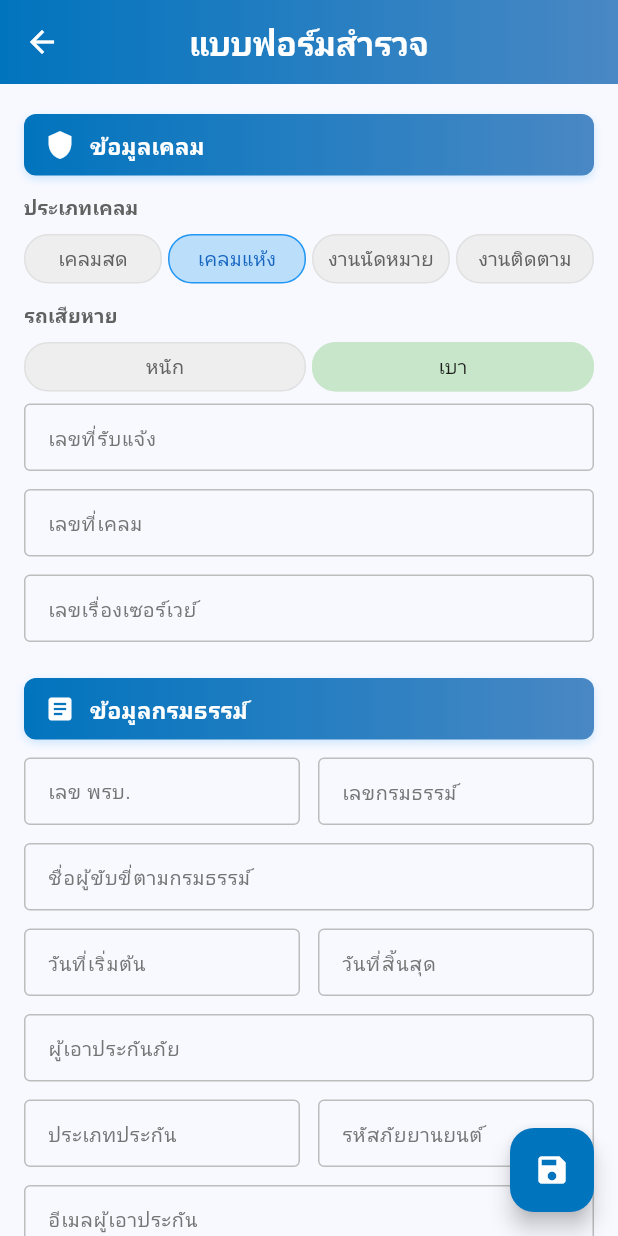
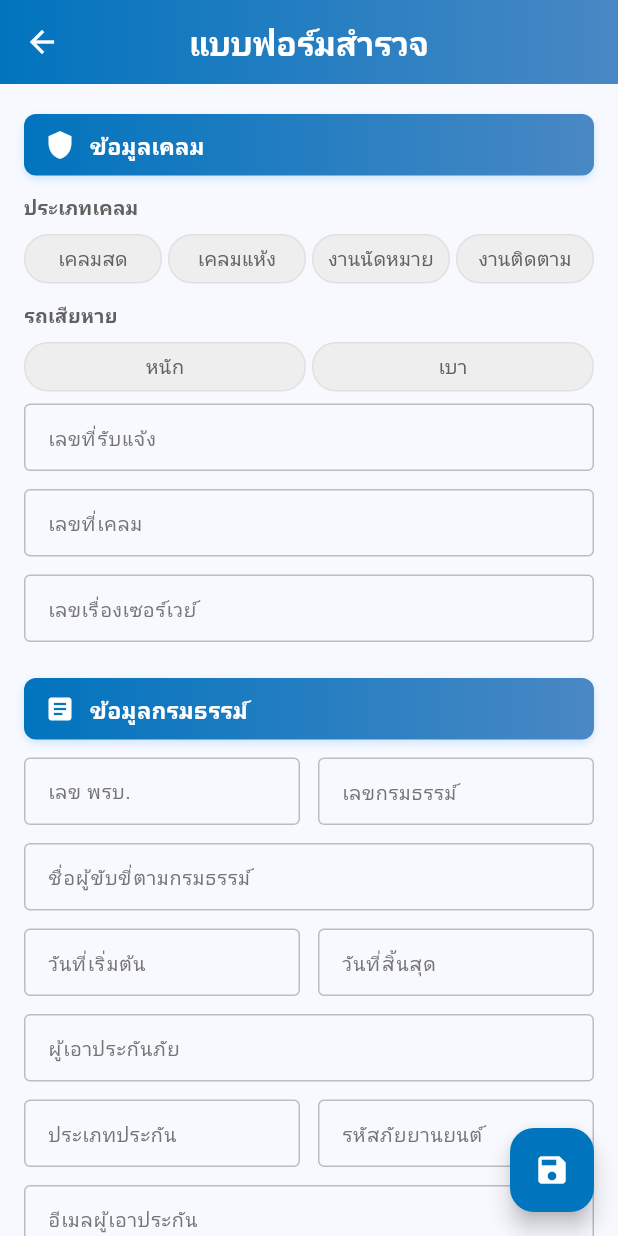
Before and after one commit to sesurvey-ai/projectSE, a Flutter app: the SurveyFormScreen screen opened directly with empty values, on a phone screen of 412 x 824 dp. Run offline on Flutter 3.47's test engine with Material 3 defaults, Android fonts, the phone set to English and light mode, and no system bars; our stand-ins replace dio, firebase_core, firebase_messaging, flutter_local_notifications, geolocator, go_router and 3 more; accounts and stored records are empty.

Commit message:
v1.5.12: update driver title and car type dropdowns, remove default selections
- Update driver title options: นาย, นาง, นางสาว, ด.ช., ด.ญ., คุณ (both mobile & web)
- Mobile: filter title by gender (M→นาย/ด.ช./คุณ, F→นาง/นางสาว/ด.ญ./คุณ)
- Mobile: remove default values for claim type, damage level, gender
- Update car type values to letter codes (A/E/M/T/V/W/O) with correct labels
- Add required * marker on claim type and damage level labels

Co-Authored-By: Claude Opus 4.6 (1M context) <noreply@anthropic.com>

```diff
--- a/mobile/lib/screens/survey_form_screen.dart
+++ b/mobile/lib/screens/survey_form_screen.dart
@@ -34,8 +34,8 @@ class _SurveyFormScreenState extends State<SurveyFormScreen> {
   final _surveyCompanyPhoneCtl = TextEditingController();
 
   // === เคลม ===
-  String _claimType = 'D';
-  String _damageLevel = 'เบา';
+  String _claimType = '';
+  String _damageLevel = '';
   bool _carLost = false;
   final _insuranceCompanyCtl = TextEditingController();
   final _insuranceBranchCtl = TextEditingController();
@@ -70,8 +70,8 @@ class _SurveyFormScreenState extends State<SurveyFormScreen> {
   final _modelNoCtl = TextEditingController();
 
   // === ผู้ขับขี่ ===
-  String _driverGender = 'M';
-  String _driverTitle = 'นาย';
+  String _driverGender = '';
+  String _driverTitle = '0';
   final _driverNameCtl = TextEditingController();
   final _driverLastnameCtl = TextEditingController();
   final _driverAgeCtl = TextEditingController();
@@ -189,8 +189,26 @@ class _SurveyFormScreenState extends State<SurveyFormScreen> {
       final ct = data['car_type'];
       _carType = (ct != null && const ['0','A','E','M','T','V','W','O'].contains(ct)) ? ct : _carType;
       _evType = data['ev_type'] ?? _evType;
-      _driverGender = data['driver_gender'] ?? _driverGender;
-      _driverTitle = data['driver_title'] ?? _driverTitle;
+      final dg = data['driver_gender'];
+      _driverGender = (dg != null && const ['M','F'].contains(dg)) ? dg : _driverGender;
+      final dt = data['driver_title'];
+      final validMale = ['นาย','ด.ช.','คุณ'];
+      final validFemale = ['นาง','นางสาว','ด.ญ.','คุณ'];
+      if (dt != null && const ['นาย','นาง','นางสาว','ด.ช.','ด.ญ.','คุณ'].contains(dt)) {
+        if (_driverGender == 'M' && validMale.contains(dt)) {
+          _driverTitle = dt;
+        } else if (_driverGender == 'F' && validFemale.contains(dt)) {
+          _driverTitle = dt;
+        } else if (_driverGender == '') {
+          _driverTitle = '0';
+        } else {
+          _driverTitle = _driverGender == 'M' ? 'นาย' : 'นางสาว';
+        }
+      } else {
+        if (_driverGender == 'M') _driverTitle = 'นาย';
+        else if (_driverGender == 'F') _driverTitle = 'นางสาว';
+        else _driverTitle = '0';
+      }
       _accFault = data['acc_fault'] ?? _accFault;
       _accFollowup = data['acc_followup'] ?? _accFollowup;
     });
@@ -509,19 +527,29 @@ class _SurveyFormScreenState extends State<SurveyFormScreen> {
                           ]),
                         ),
                         const SizedBox(width: 8),
-                        // คำนำหน้า
+                        // คำนำหน้า (กรองตามเพศ)
                         Expanded(
                           flex: 1,
                           child: DropdownButtonFormField<String>(
+                            key: ValueKey(_driverGender),
                             initialValue: _driverTitle,
                             decoration: const InputDecoration(labelText: 'คำนำหน้า', border: OutlineInputBorder(), contentPadding: EdgeInsets.symmetric(horizontal: 12, vertical: 12)),
-                            items: const [
-                              DropdownMenuItem(value: 'นาย', child: Text('นาย')),
-                              DropdownMenuItem(value: 'นาง', child: Text('นาง')),
-                              DropdownMenuItem(value: 'นางสาว', child: Text('นางสาว')),
-                              DropdownMenuItem(value: 'ด.ช.', child: Text('ด.ช.')),
-                              DropdownMenuItem(value: 'ด.ญ.', child: Text('ด.ญ.')),
-                            ],
+                            items: _driverGender == 'M'
+                              ? const [
+                                  DropdownMenuItem(value: 'นาย', child: Text('นาย')),
+                                  DropdownMenuItem(value: 'ด.ช.', child: Text('ด.ช.')),
+                                  DropdownMenuItem(value: 'คุณ', child: Text('คุณ')),
+                                ]
+                              : _driverGender == 'F'
+                              ? const [
+                                  DropdownMenuItem(value: 'นาง', child: Text('นาง')),
+                                  DropdownMenuItem(value: 'นางสาว', child: Text('นางสาว')),
+                                  DropdownMenuItem(value: 'ด.ญ.', child: Text('ด.ญ.')),
+                                  DropdownMenuItem(value: 'คุณ', child: Text('คุณ')),
+                                ]
+                              : const [
+                                  DropdownMenuItem(value: '0', child: Text('- คำนำหน้า -')),
+                                ],
                             onChanged: (v) => setState(() => _driverTitle = v!),
                           ),
                         ),
```
Also changed, not shown: 1 other file.
